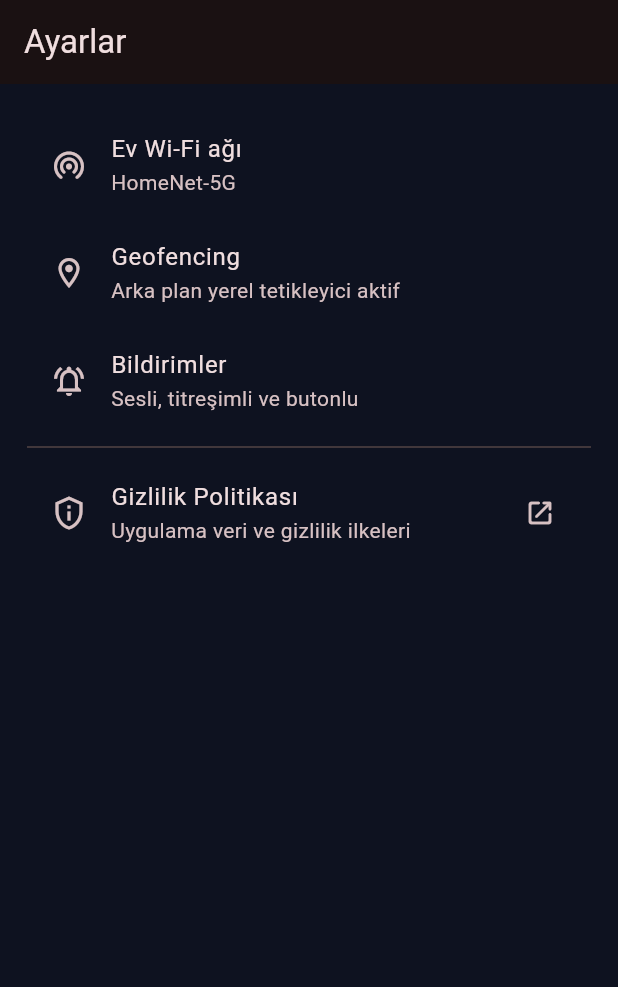
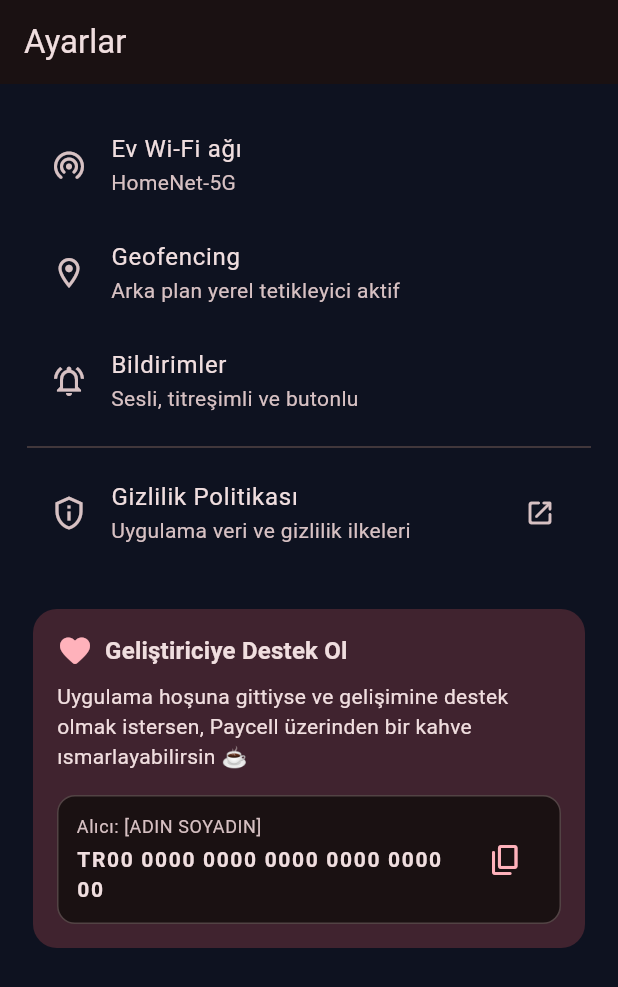
Before and after one commit to taliandre/Unutma-Ha-, a Flutter app: the SettingsScreen screen opened by its route, on a phone screen of 412 x 824 dp. Shown: the top 987 px of the screen. Run offline on Flutter 3.47's test engine with Material 3 defaults, Android fonts, the phone set to English and light mode, and no system bars; our stand-ins replace audioplayers, connectivity_plus, file_picker, flutter_local_notifications, flutter_map, flutter_riverpod and 10 more; missing offline and left inert: flutter_background_service; accounts and stored records are empty.

Commit message:
Add Donation card to Settings screen with Paycell IBAN copy to clipboard functionality

```diff
--- a/lib/features/settings/presentation/settings_screen.dart
+++ b/lib/features/settings/presentation/settings_screen.dart
@@ -1,4 +1,5 @@
 import 'package:flutter/material.dart';
+import 'package:flutter/services.dart';
 import 'package:url_launcher/url_launcher.dart';
 
 class SettingsScreen extends StatelessWidget {
@@ -39,6 +40,89 @@ class SettingsScreen extends StatelessWidget {
               }
             },
           ),
+          const SizedBox(height: 24),
+          Card(
+            elevation: 0,
+            color: Theme.of(context).colorScheme.primaryContainer.withOpacity(0.5),
+            shape: RoundedRectangleBorder(borderRadius: BorderRadius.circular(16)),
+            child: Padding(
+              padding: const EdgeInsets.all(16.0),
+              child: Column(
+                crossAxisAlignment: CrossAxisAlignment.start,
+                children: [
+                  Row(
+                    children: [
+                      Icon(Icons.favorite_rounded, color: Theme.of(context).colorScheme.primary),
+                      const SizedBox(width: 8),
+                      Text(
+                        'Geliştiriciye Destek Ol',
+                        style: Theme.of(context).textTheme.titleMedium?.copyWith(
+                              fontWeight: FontWeight.bold,
+                            ),
+                      ),
+                    ],
+                  ),
+                  const SizedBox(height: 8),
+                  const Text('Uygulama hoşuna gittiyse ve gelişimine destek olmak istersen, Paycell üzerinden bir kahve ısmarlayabilirsin ☕'),
+                  const SizedBox(height: 16),
+                  Container(
+                    padding: const EdgeInsets.symmetric(horizontal: 12, vertical: 12),
+                    decoration: BoxDecoration(
+                      color: Theme.of(context).colorScheme.surface,
+                      borderRadius: BorderRadius.circular(12),
+                      border: Border.all(color: Theme.of(context).colorScheme.outlineVariant),
+                    ),
+                    child: Row(
+                      children: [
+                        Expanded(
+                          child: Column(
+                            crossAxisAlignment: CrossAxisAlignment.start,
+                            children: [
+                              Text(
+                                'Alıcı: [ADIN SOYADIN]',
+                                style: Theme.of(context).textTheme.bodySmall?.copyWith(
+                                      color: Theme.of(context).colorScheme.onSurfaceVariant,
+                                    ),
+                              ),
+                              const SizedBox(height: 4),
+                              Text(
+                                'TR00 0000 0000 0000 0000 0000 00',
+                                style: Theme.of(context).textTheme.bodyMedium?.copyWith(
+                                      fontWeight: FontWeight.bold,
+                                      letterSpacing: 1.1,
+                                    ),
+                              ),
+                            ],
+                          ),
+                        ),
+                        IconButton(
+                          icon: Icon(Icons.copy_rounded, color: Theme.of(context).colorScheme.primary),
+                          tooltip: 'IBAN\'ı Kopyala',
+                          onPressed: () async {
+                            await Clipboard.setData(
+                              const ClipboardData(text: 'TR00 0000 0000 0000 0000 0000 00'),
+                            );
+                            if (context.mounted) {
+                              ScaffoldMessenger.of(context).showSnackBar(
+                                SnackBar(
+                                  content: const Text('IBAN kopyalandı! Desteğin için çok teşekkürler 💖'),
+                                  behavior: SnackBarBehavior.floating,
+                                  shape: RoundedRectangleBorder(
+                                    borderRadius: BorderRadius.circular(10),
+                                  ),
+                                ),
+                              );
+                            }
+                          },
+                        ),
+                      ],
+                    ),
+                  ),
+                ],
+              ),
+            ),
+          ),
+          const SizedBox(height: 16),
         ],
       ),
     );
```
